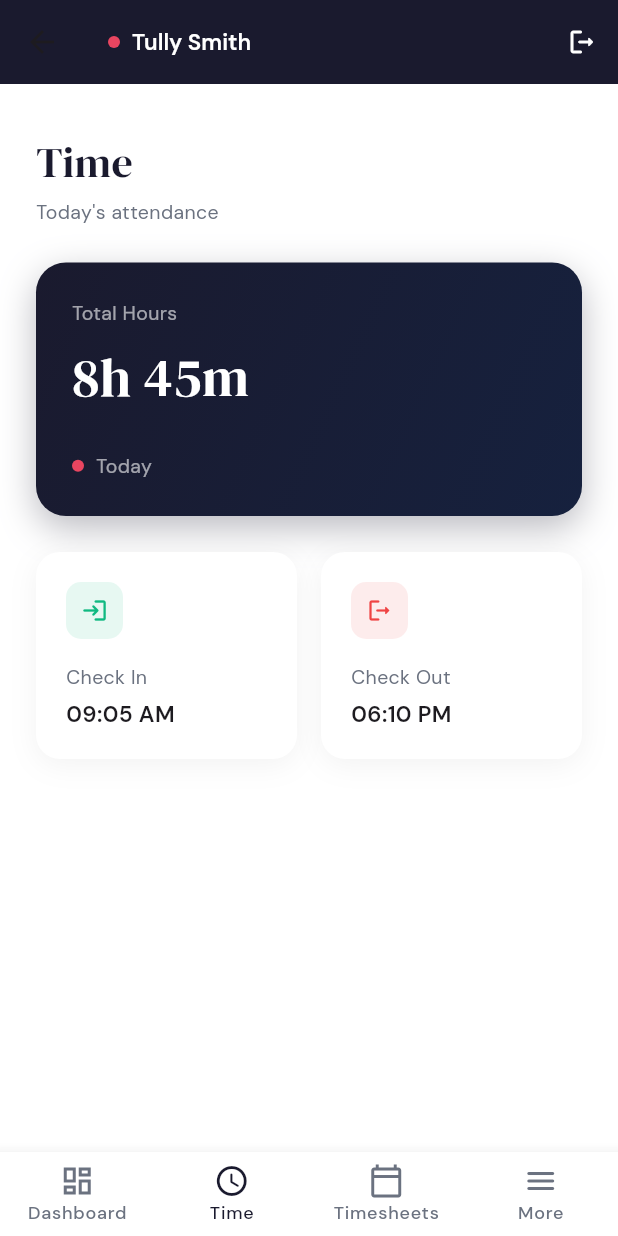
After one commit to saakiiib/tully_smiths_app, a Flutter app: the TimePage screen opened by its route, on a phone screen of 412 x 824 dp. The commit adds this screen. Run offline on Flutter 3.47's test engine with Material 3 defaults, Android fonts, the phone set to English and light mode, and no system bars; our stand-ins replace get, get_storage, google_fonts; accounts and stored records are empty; network calls fail.

Commit message:
basic ui with multi page

```diff
--- a/lib/controllers/dashboard_controller.dart
+++ b/lib/controllers/dashboard_controller.dart
@@ -4,7 +4,6 @@ import 'package:get_storage/get_storage.dart';
 class DashboardController extends GetxController {
   final _box = GetStorage();
 
-  // These will later come from API
   final totalEmployees = 128.obs;
   final activeEmployees = 104.obs;
   final totalDepartments = 8.obs;
--- /dev/null
+++ b/lib/controllers/time_controller.dart
@@ -0,0 +1,7 @@
+import 'package:get/get.dart';
+
+class TimeController extends GetxController {
+  final todayCheckIn = '09:05 AM'.obs;
+  final todayCheckOut = '06:10 PM'.obs;
+  final totalHours = '8h 45m'.obs;
+}
--- a/lib/main.dart
+++ b/lib/main.dart
@@ -5,6 +5,9 @@ import 'controllers/auth_controller.dart';
 import 'services/api_service.dart';
 import 'views/auth/login_page.dart';
 import 'views/dashboard/dashboard_page.dart';
+import 'views/time/time_page.dart';
+import 'views/timesheets/timesheets_page.dart';
+import 'views/more/more_page.dart';
 
 void main() async {
   WidgetsFlutterBinding.ensureInitialized();
@@ -17,14 +20,19 @@ class MyApp extends StatelessWidget {
 
   @override
   Widget build(BuildContext context) {
-    Get.put(AuthController());
+    Get.lazyPut(() => AuthController(), fenix: true);
     return GetMaterialApp(
       title: 'Tully Smith',
       debugShowCheckedModeBanner: false,
+      defaultTransition: Transition.fadeIn,
+      transitionDuration: const Duration(milliseconds: 150),
       initialRoute: ApiService.token != null ? '/dashboard' : '/login',
       getPages: [
         GetPage(name: '/login', page: () => const LoginPage()),
-        GetPage(name: '/dashboard', page: () => const DashboardPage()),
+        GetPage(name: '/dashboard', page: () => DashboardPage()),
+        GetPage(name: '/time', page: () => TimePage()),
+        GetPage(name: '/timesheets', page: () => TimesheetsPage()),
+        GetPage(name: '/more', page: () => MorePage()),
       ],
     );
   }
--- /dev/null
+++ b/lib/views/time/time_page.dart
@@ -0,0 +1,165 @@
+import 'package:flutter/material.dart';
+import 'package:get/get.dart';
+import '../../controllers/time_controller.dart';
+import '../../widgets/app_bottom_nav.dart';
+import '../../widgets/app_app_bar.dart';
+import '../../constants/app_text_styles.dart';
+import '../../constants/app_colors.dart';
+
+class TimePage extends StatelessWidget {
+  const TimePage({super.key});
+
+  @override
+  Widget build(BuildContext context) {
+    final ctrl = Get.put(TimeController());
+
+    return Scaffold(
+      backgroundColor: AppColors.background,
+      appBar: const AppTopBar(),
+      bottomNavigationBar: const AppBottomNav(currentIndex: 1),
+      body: SingleChildScrollView(
+        padding: const EdgeInsets.all(24),
+        child: Column(
+          crossAxisAlignment: CrossAxisAlignment.start,
+          children: [
+            const SizedBox(height: 8),
+            Text('Time', style: AppTextStyles.heading),
+            const SizedBox(height: 4),
+            Text("Today's attendance", style: AppTextStyles.small),
+            const SizedBox(height: 24),
+            Container(
+              width: double.infinity,
+              padding: const EdgeInsets.all(24),
+              decoration: BoxDecoration(
+                gradient: const LinearGradient(
+                  colors: [AppColors.primary, Color(0xFF16213E)],
+                  begin: Alignment.topLeft,
+                  end: Alignment.bottomRight,
+                ),
+                borderRadius: BorderRadius.circular(20),
+                boxShadow: [
+                  BoxShadow(
+                    color: AppColors.primary.withValues(alpha: 0.3),
+                    blurRadius: 20,
+                    offset: const Offset(0, 8),
+                  ),
+                ],
+              ),
+              child: Column(
+                crossAxisAlignment: CrossAxisAlignment.start,
+                children: [
+                  Text(
+                    'Total Hours',
+                    style: AppTextStyles.small.copyWith(
+                      color: AppColors.white.withValues(alpha: 0.6),
+                    ),
+                  ),
+                  const SizedBox(height: 8),
+                  Obx(() => Text(
+                        ctrl.totalHours.value,
+                        style: AppTextStyles.heading.copyWith(
+                          color: AppColors.white,
+                          fontSize: 36,
+                        ),
+                      )),
+                  const SizedBox(height: 24),
+                  Row(
+                    children: [
+                      Container(
+                        width: 8,
+                        height: 8,
+                        decoration: const BoxDecoration(
+                          color: AppColors.accent,
+                          shape: BoxShape.circle,
+                        ),
+                      ),
+                      const SizedBox(width: 8),
+                      Text(
+                        'Today',
+                        style: AppTextStyles.small.copyWith(
+                          color: AppColors.white.withValues(alpha: 0.6),
+                        ),
+                      ),
+                    ],
+                  ),
+                ],
+              ),
+            ),
+            const SizedBox(height: 24),
+            Row(
+              children: [
+                Expanded(
+                  child: _TimeCard(
+                    label: 'Check In',
+                    icon: Icons.login_rounded,
+                    iconColor: AppColors.success,
+                    valueObs: ctrl.todayCheckIn,
+                  ),
+                ),
+                const SizedBox(width: 16),
+                Expanded(
+                  child: _TimeCard(
+                    label: 'Check Out',
+                    icon: Icons.logout_rounded,
+                    iconColor: AppColors.error,
+                    valueObs: ctrl.todayCheckOut,
+                  ),
+                ),
+              ],
+            ),
+          ],
+        ),
+      ),
+    );
+  }
+}
+
+class _TimeCard extends StatelessWidget {
+  final String label;
+  final IconData icon;
+  final Color iconColor;
+  final RxString valueObs;
+
+  const _TimeCard({
+    required this.label,
+    required this.icon,
+    required this.iconColor,
+    required this.valueObs,
+  });
+
+  @override
+  Widget build(BuildContext context) {
+    return Container(
+      padding: const EdgeInsets.all(20),
+      decoration: BoxDecoration(
+        color: AppColors.white,
+        borderRadius: BorderRadius.circular(16),
+        boxShadow: [
+          BoxShadow(
+            color: Colors.black.withValues(alpha: 0.05),
+            blurRadius: 16,
+            offset: const Offset(0, 4),
+          ),
+        ],
+      ),
+      child: Column(
+        crossAxisAlignment: CrossAxisAlignment.start,
+        children: [
+          Container(
+            width: 38,
+            height: 38,
+            decoration: BoxDecoration(
+              color: iconColor.withValues(alpha: 0.1),
+              borderRadius: BorderRadius.circular(10),
+            ),
+            child: Icon(icon, color: iconColor, size: 18),
+          ),
+          const SizedBox(height: 16),
+          Text(label, style: AppTextStyles.small),
+          const SizedBox(height: 4),
+          Obx(() => Text(valueObs.value, style: AppTextStyles.button)),
+        ],
+      ),
+    );
+  }
+}
--- /dev/null
+++ b/lib/widgets/app_app_bar.dart
@@ -0,0 +1,47 @@
+import 'package:flutter/material.dart';
+import 'package:get/get.dart';
+import '../constants/app_colors.dart';
+import '../constants/app_text_styles.dart';
+import '../controllers/auth_controller.dart';
+
+class AppTopBar extends StatelessWidget implements PreferredSizeWidget {
+  final String? title;
+
+  const AppTopBar({super.key, this.title});
+
+  @override
+  Size get preferredSize => const Size.fromHeight(kToolbarHeight);
+
+  @override
+  Widget build(BuildContext context) {
+    final auth = Get.find<AuthController>();
+
+    return AppBar(
+      backgroundColor: AppColors.primary,
+      elevation: 0,
+      title: Row(
+        children: [
+          Container(
+            width: 8,
+            height: 8,
+            decoration: const BoxDecoration(
+              color: AppColors.accent,
+              shape: BoxShape.circle,
+            ),
+          ),
+          const SizedBox(width: 8),
+          Text(
+            'Tully Smith',
+            style: AppTextStyles.button.copyWith(color: AppColors.white),
+          ),
+        ],
+      ),
+      actions: [
+        IconButton(
+          onPressed: auth.logout,
+          icon: const Icon(Icons.logout_rounded, color: AppColors.white, size: 20),
+        ),
+      ],
+    );
+  }
+}
```
Also changed, not shown: lib/controllers/more_controller.dart (added, +10 -0 lines), lib/controllers/timesheets_controller.dart (added, +9 -0 lines), lib/views/dashboard/dashboard_page.dart (+2 -21 lines), lib/views/more/more_page.dart (added, +62 -0 lines), lib/views/timesheets/timesheets_page.dart (added, +104 -0 lines).
